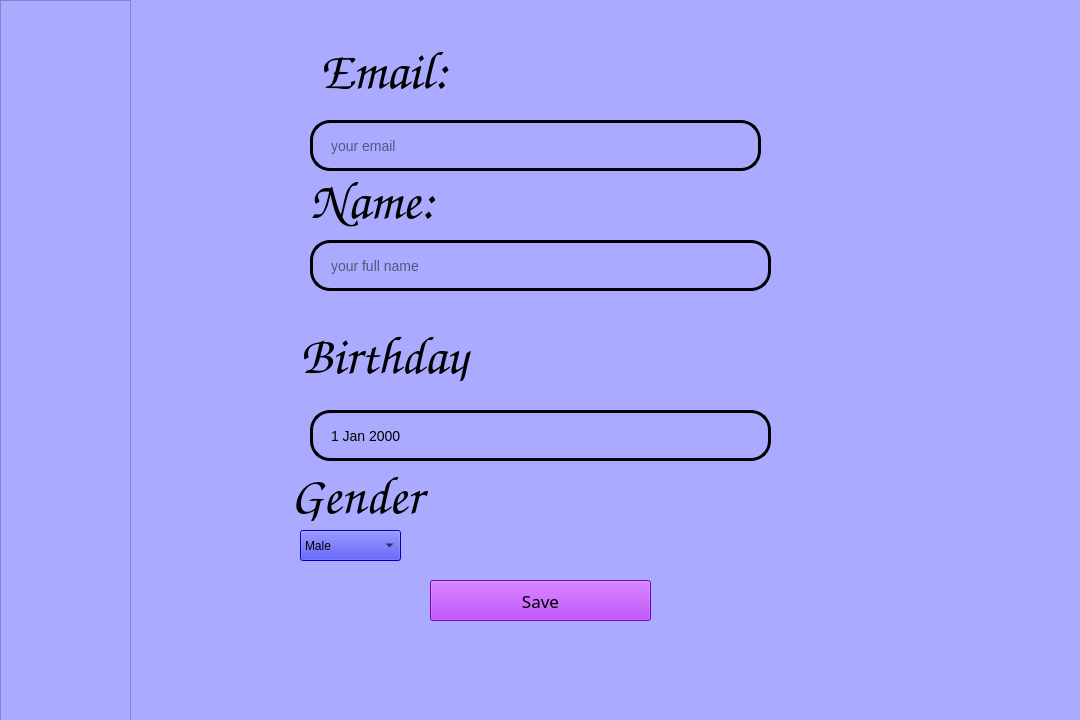
Before: the Qt Designer form ui/home.ui in khiem2015/python-app, drawn with Qt 5.
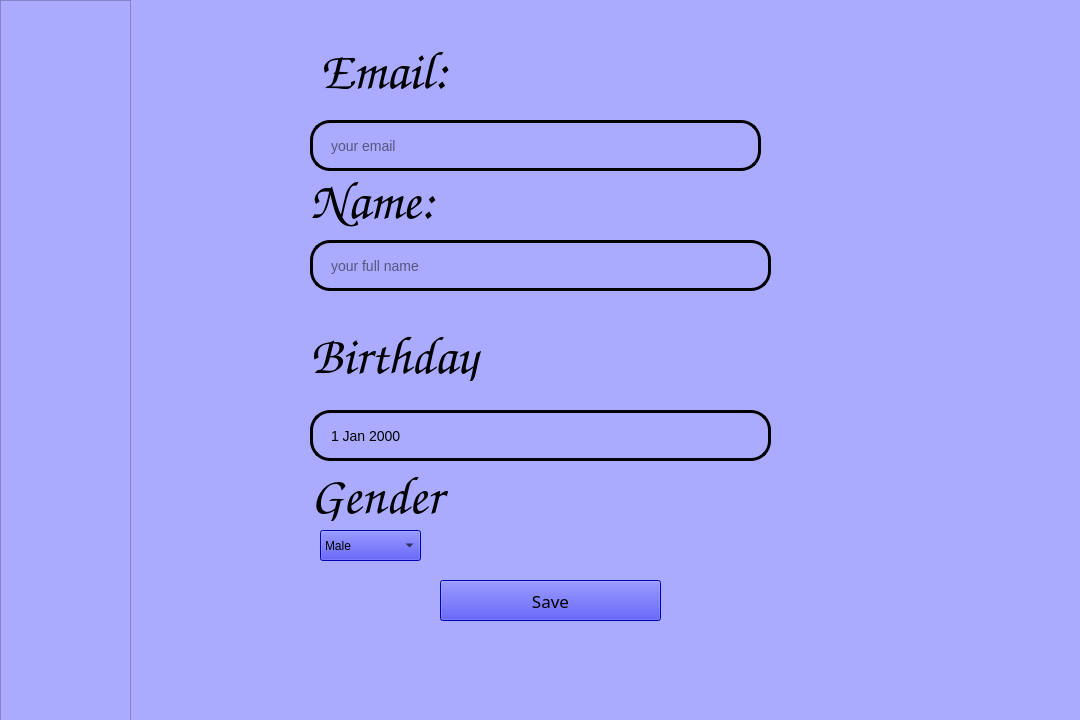
After: the same form once the commit is applied. Icons and pictures are not drawn.

Commit message: push again( week 3)

Diff of the .ui file:
```diff
--- a/ui/home.ui
+++ b/ui/home.ui
@@ -1215,9 +1215,9 @@
     <widget class="QLabel" name="label_41">
      <property name="geometry">
       <rect>
-       <x>170</x>
+       <x>180</x>
        <y>330</y>
-       <width>221</width>
+       <width>171</width>
        <height>51</height>
       </rect>
      </property>
@@ -1253,7 +1253,7 @@
     <widget class="QComboBox" name="txt_gender">
      <property name="geometry">
       <rect>
-       <x>170</x>
+       <x>190</x>
        <y>530</y>
        <width>101</width>
        <height>31</height>
@@ -1281,7 +1281,7 @@
     <widget class="QPushButton" name="btn_save_account">
      <property name="geometry">
       <rect>
-       <x>300</x>
+       <x>310</x>
        <y>580</y>
        <width>221</width>
        <height>41</height>
@@ -1294,7 +1294,7 @@
       </font>
      </property>
      <property name="styleSheet">
-      <string notr="true">background-color:rgb(170, 0, 255)</string>
+      <string notr="true">background-color:rgb(0, 0, 255)</string>
      </property>
      <property name="text">
       <string>Save</string>
@@ -1303,7 +1303,7 @@
     <widget class="QLabel" name="label_44">
      <property name="geometry">
       <rect>
-       <x>160</x>
+       <x>180</x>
        <y>470</y>
        <width>221</width>
        <height>51</height>
```
